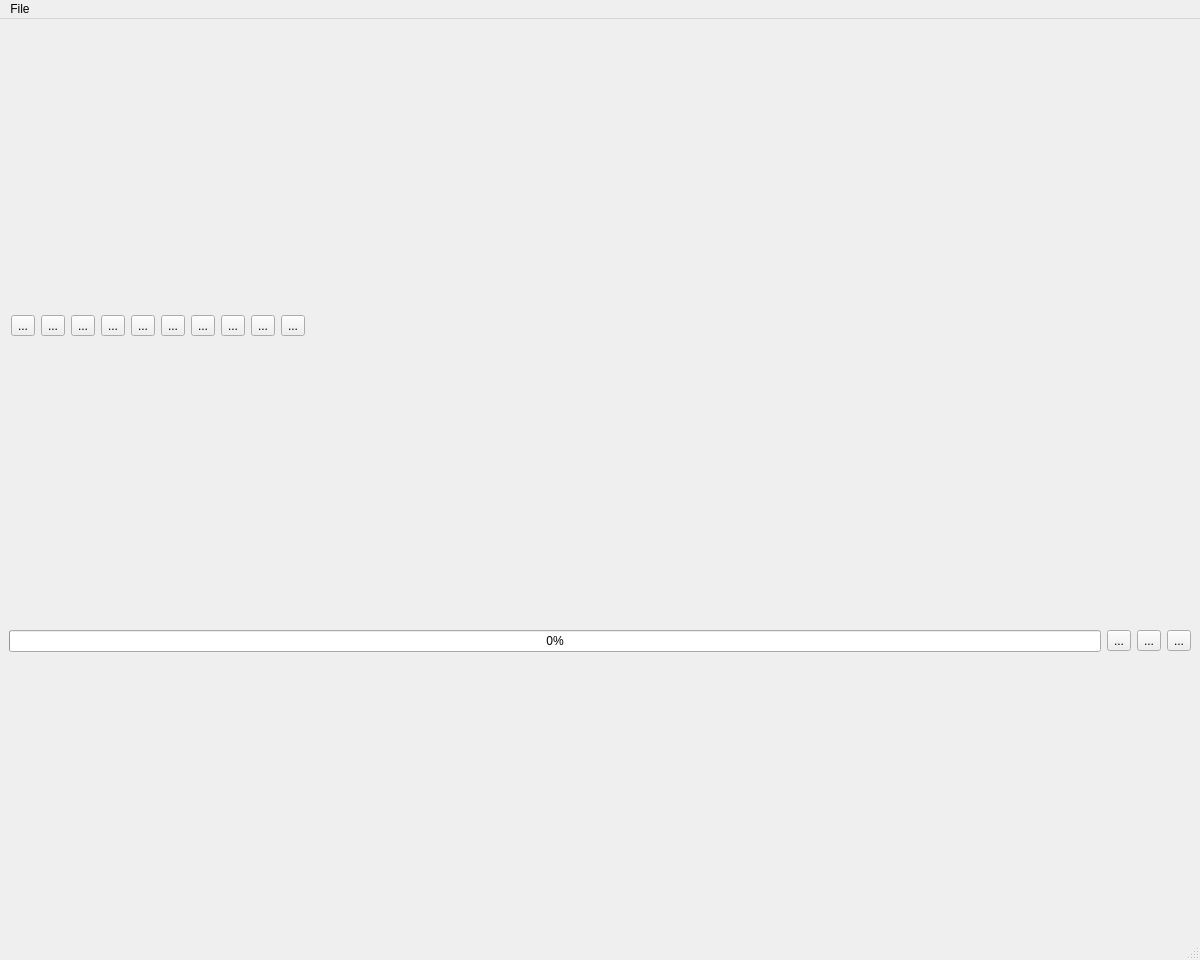
Above: scripts/Interface/ui/drill/main/main.ui from mantidproject/mantid before the change. Below: the same form after it.
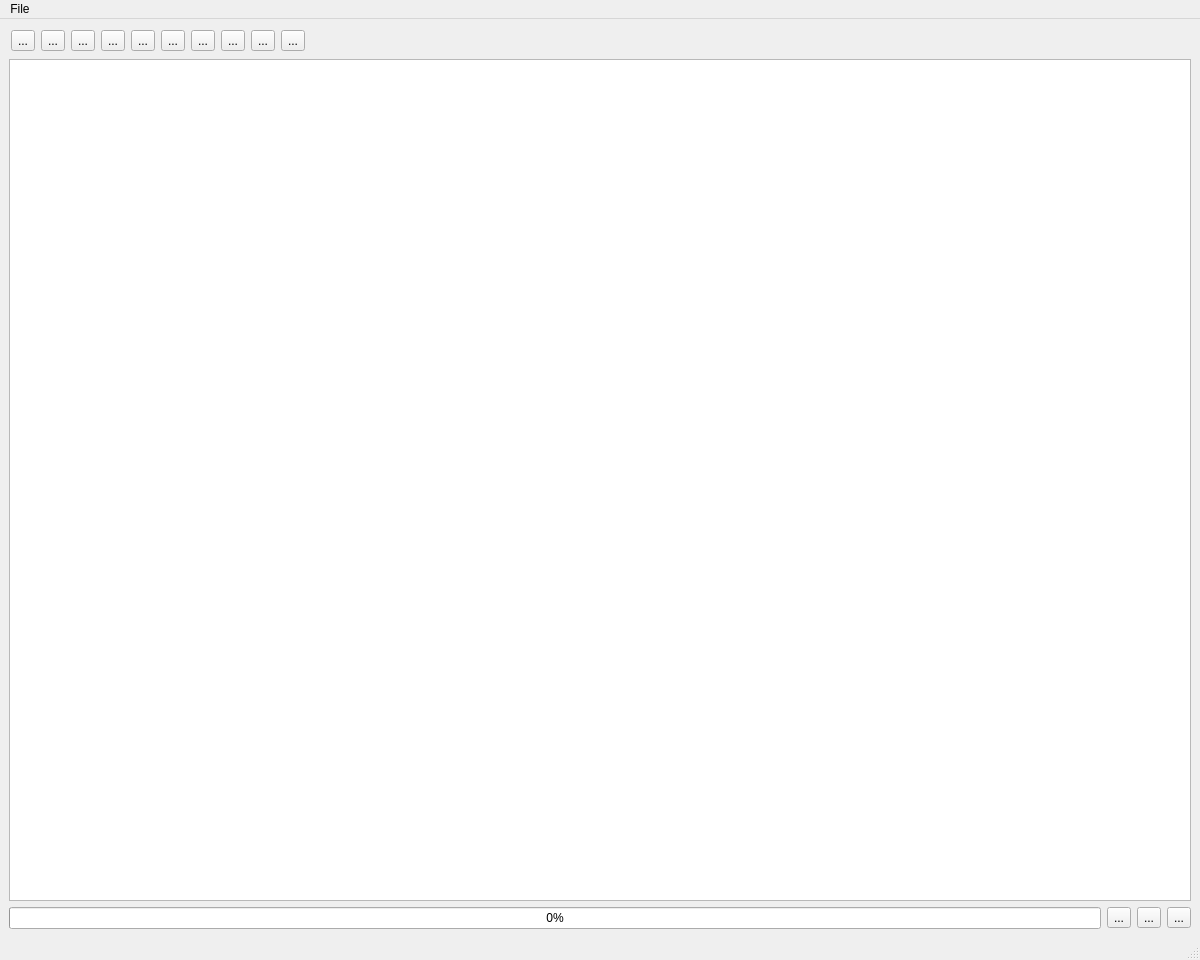
That is the form after the change. Icons and pictures are not drawn.

Commit message:
[DRILL] change to QTableWidget
The main table widget is now a QTableWidget instead of a JobTreeView
widget.

Diff of the .ui file:
```diff
--- a/scripts/Interface/ui/drill/main/main.ui
+++ b/scripts/Interface/ui/drill/main/main.ui
@@ -26,7 +26,7 @@
    <property name="styleSheet">
     <string notr="true"/>
    </property>
-   <layout class="QVBoxLayout" name="verticalLayout_2" stretch="0,1,0">
+   <layout class="QVBoxLayout" name="verticalLayout_2" stretch="0,0,0">
     <item>
      <layout class="QHBoxLayout" name="toolbar">
       <property name="spacing">
@@ -188,11 +188,11 @@
      </layout>
     </item>
     <item>
-     <layout class="QVBoxLayout" name="center">
-      <property name="sizeConstraint">
-       <enum>QLayout::SetMaximumSize</enum>
-      </property>
-     </layout>
+     <widget class="QTableWidget" name="table">
+      <attribute name="horizontalHeaderStretchLastSection">
+       <bool>true</bool>
+      </attribute>
+     </widget>
     </item>
     <item>
      <layout class="QHBoxLayout" name="progress">
```
The commit also changes 3 other files.
